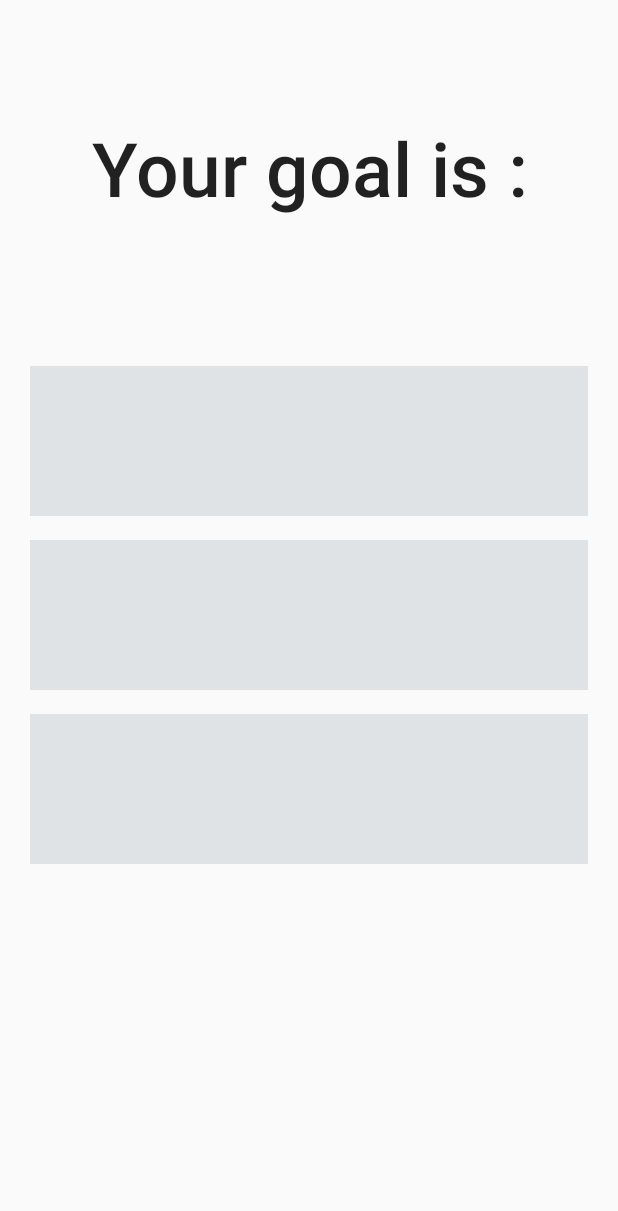
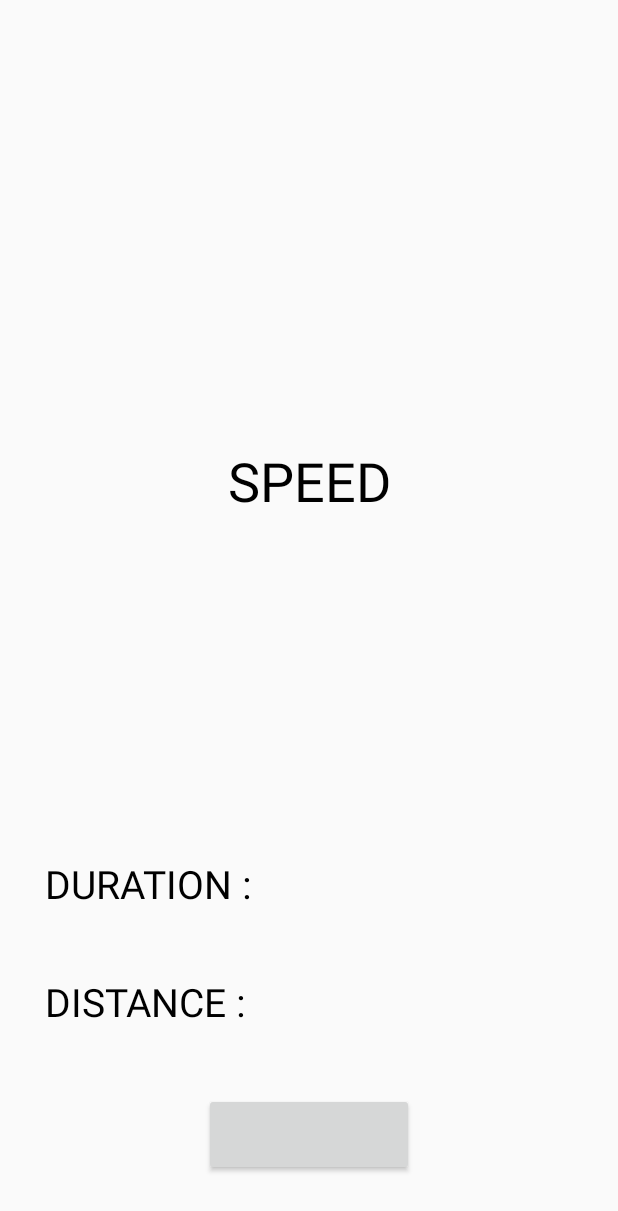
Before and after one commit to Georgeouss/FitMe, an Android app: the GoalFragment screen opened through its navigation route, after a tap on an icon or button, on a phone screen of 412 x 824 dp. Shown: the top 1211 px of the screen. Run offline under Robolectric (Android 15) with nearby library versions, the phone set to English and light mode, and no system bars; our stand-ins replace Dagger/Hilt's generated code, RxJava, data binding; libraries missing offline, so code that uses them is left out: com.github.debop.kodatimes, com.snakydesign.livedataextensions, permissions.dispatcher; 6 statements that could not run were skipped.

Commit message:
Add run workout
Track user location.
Display current speed and distance passed.

```diff
--- a/app/src/main/java/com/georgi/gymlad/data/Models.kt
+++ b/app/src/main/java/com/georgi/gymlad/data/Models.kt
@@ -4,3 +4,5 @@ import androidx.annotation.DrawableRes
 import androidx.annotation.StringRes
 
 data class Option(@DrawableRes val imageId: Int, @StringRes val textId: Int,val value:Any)
+
+data class RunData(val distance:Float,val speed:Float)
--- a/app/src/main/java/com/georgi/gymlad/data/UserRepository.kt
+++ b/app/src/main/java/com/georgi/gymlad/data/UserRepository.kt
@@ -2,6 +2,7 @@ package com.georgi.gymlad.data
 
 import android.content.SharedPreferences
 import com.georgi.gymlad.ActivityLevel
+import com.georgi.gymlad.Constants
 import com.georgi.gymlad.Constants.UserSharedPreferences.ACTIVITY_LEVEL
 import com.georgi.gymlad.Constants.UserSharedPreferences.GENDER
 import com.georgi.gymlad.Constants.UserSharedPreferences.GOAL
@@ -57,4 +58,16 @@ class UserRepository
         set(value) {
             sharedPreferences.edit().putString(GOAL, value.name).apply()
         }
+
+    var isOnboardingCompleted: Boolean
+        get() {
+            return sharedPreferences.getBoolean(
+                Constants.UserSharedPreferences.IS_ONBOARDING_COMPLETED,
+                false
+            )
+        }
+        set(value) {
+            sharedPreferences.edit()
+                .putBoolean(Constants.UserSharedPreferences.IS_ONBOARDING_COMPLETED, value).apply()
+        }
 }
--- a/app/src/main/java/com/georgi/gymlad/di/AppComponent.kt
+++ b/app/src/main/java/com/georgi/gymlad/di/AppComponent.kt
@@ -5,7 +5,7 @@ import com.georgi.gymlad.ui.SplashActivity
 import com.georgi.gymlad.ui.onboarding.ActivityLevelFragment
 import com.georgi.gymlad.ui.onboarding.GenderFragment
 import com.georgi.gymlad.ui.onboarding.GoalFragment
-import com.georgi.gymlad.ui.onboarding.OnboardingActivity
+import com.georgi.gymlad.ui.workouts.RunActivity
 import dagger.BindsInstance
 import dagger.Component
 import javax.inject.Singleton
@@ -30,4 +30,5 @@ interface AppComponent {
     fun inject(genderFragment: GenderFragment)
     fun inject(activityLevelFragment: ActivityLevelFragment)
     fun inject(goalFragment: GoalFragment)
+    fun inject(runActivity: RunActivity)
 }
--- a/app/src/main/java/com/georgi/gymlad/di/ViewModelModule.kt
+++ b/app/src/main/java/com/georgi/gymlad/di/ViewModelModule.kt
@@ -5,6 +5,7 @@ import com.georgi.gymlad.viewmodel.SplashViewModel
 import com.georgi.gymlad.viewmodel.onboarding.ActivityLevelViewModel
 import com.georgi.gymlad.viewmodel.onboarding.GenderViewModel
 import com.georgi.gymlad.viewmodel.onboarding.GoalViewModel
+import com.georgi.gymlad.viewmodel.workouts.RunViewModel
 import dagger.Binds
 import dagger.Module
 import dagger.multibindings.IntoMap
@@ -31,4 +32,9 @@ abstract class ViewModelModule {
     @IntoMap
     @ViewModelKey(GoalViewModel::class)
     internal abstract fun injectGoalViewModel(viewModel: GoalViewModel): ViewModel
+
+    @Binds
+    @IntoMap
+    @ViewModelKey(RunViewModel::class)
+    internal abstract fun injectRunViewModel(viewModel: RunViewModel): ViewModel
 }
--- a/app/src/main/java/com/georgi/gymlad/ui/onboarding/GoalFragment.kt
+++ b/app/src/main/java/com/georgi/gymlad/ui/onboarding/GoalFragment.kt
@@ -1,10 +1,13 @@
 package com.georgi.gymlad.ui.onboarding
 
+import android.content.Intent
 import android.os.Bundle
+import androidx.lifecycle.Observer
 import androidx.lifecycle.ViewModelProvider
 import com.georgi.gymlad.data.OnOnboardingOptionClick
 import com.georgi.gymlad.data.Option
 import com.georgi.gymlad.databinding.FragmentOnboardingOptionsBinding
+import com.georgi.gymlad.ui.workouts.RunActivity
 import com.georgi.gymlad.util.getComponent
 import com.georgi.gymlad.viewmodel.onboarding.GoalViewModel
 
@@ -26,5 +29,11 @@ class GoalFragment : OnboardingStepFragment<GoalViewModel>(), OnOnboardingOption
         savedInstanceState: Bundle?
     ) {
         initOptions(this)
+
+        viewModel.nextScreenEvent.observe(viewLifecycleOwner, Observer {
+            val intent = Intent(context, RunActivity::class.java)
+            intent.flags = Intent.FLAG_ACTIVITY_NEW_TASK or Intent.FLAG_ACTIVITY_CLEAR_TASK
+            startActivity(intent)
+        })
     }
 }
--- a/app/src/main/java/com/georgi/gymlad/ui/onboarding/OnboardingStepFragment.kt
+++ b/app/src/main/java/com/georgi/gymlad/ui/onboarding/OnboardingStepFragment.kt
@@ -9,6 +9,7 @@ import com.georgi.gymlad.data.OnOnboardingOptionClick
 import com.georgi.gymlad.databinding.FragmentOnboardingOptionsBinding
 import com.georgi.gymlad.di.ViewModelFactory
 import com.georgi.gymlad.ui.BaseFragment
+import com.georgi.gymlad.viewmodel.onboarding.OnboardingStepViewModel
 import javax.inject.Inject
 
 abstract class OnboardingStepFragment<VM : OnboardingStepViewModel> :
--- /dev/null
+++ b/app/src/main/java/com/georgi/gymlad/ui/workouts/RunActivity.kt
@@ -0,0 +1,52 @@
+package com.georgi.gymlad.ui.workouts
+
+import android.os.Bundle
+import androidx.appcompat.app.AppCompatActivity
+import androidx.databinding.DataBindingUtil
+import androidx.lifecycle.Observer
+import androidx.lifecycle.ViewModelProvider
+import com.georgi.gymlad.R
+import com.georgi.gymlad.databinding.ActivityRunBinding
+import com.georgi.gymlad.di.ViewModelFactory
+import com.georgi.gymlad.util.getComponent
+import com.georgi.gymlad.viewmodel.workouts.RunViewModel
+import permissions.dispatcher.NeedsPermission
+import permissions.dispatcher.RuntimePermissions
+import javax.inject.Inject
+
+@RuntimePermissions
+class RunActivity : AppCompatActivity() {
+
+    @Inject
+    internal lateinit var viewModelFactory: ViewModelFactory
+
+    private lateinit var viewModel: RunViewModel
+
+
+    override fun onCreate(savedInstanceState: Bundle?) {
+        application.getComponent().inject(this)
+        super.onCreate(savedInstanceState)
+        viewModel = ViewModelProvider(this, viewModelFactory)[RunViewModel::class.java]
+
+
+        val binding: ActivityRunBinding =
+            DataBindingUtil.setContentView(this, R.layout.activity_run)
+
+        binding.viewModel = viewModel
+        binding.lifecycleOwner = this
+
+        viewModel.startEvent.observe(this, Observer {
+            startWorkoutWithPermissionCheck()
+        })
+    }
+
+    @NeedsPermission(android.Manifest.permission.ACCESS_FINE_LOCATION)
+    fun startWorkout() {
+        viewModel.start()
+    }
+
+    override fun onRequestPermissionsResult(requestCode: Int, permissions: Array<out String>, grantResults: IntArray) {
+        super.onRequestPermissionsResult(requestCode, permissions, grantResults)
+        onRequestPermissionsResult(requestCode, grantResults)
+    }
+}
--- a/app/src/main/java/com/georgi/gymlad/viewmodel/onboarding/ActivityLevelViewModel.kt
+++ b/app/src/main/java/com/georgi/gymlad/viewmodel/onboarding/ActivityLevelViewModel.kt
@@ -1,12 +1,9 @@
 package com.georgi.gymlad.viewmodel.onboarding
 
-import android.util.Log
-import androidx.lifecycle.MutableLiveData
 import com.georgi.gymlad.ActivityLevel
 import com.georgi.gymlad.R
 import com.georgi.gymlad.data.Option
 import com.georgi.gymlad.data.UserRepository
-import com.georgi.gymlad.ui.onboarding.OnboardingStepViewModel
 import javax.inject.Inject
 
 class ActivityLevelViewModel
--- a/app/src/main/java/com/georgi/gymlad/viewmodel/onboarding/GenderViewModel.kt
+++ b/app/src/main/java/com/georgi/gymlad/viewmodel/onboarding/GenderViewModel.kt
@@ -4,7 +4,6 @@ import com.georgi.gymlad.Gender
 import com.georgi.gymlad.R
 import com.georgi.gymlad.data.Option
 import com.georgi.gymlad.data.UserRepository
-import com.georgi.gymlad.ui.onboarding.OnboardingStepViewModel
 import javax.inject.Inject
 
 class GenderViewModel
--- a/app/src/main/java/com/georgi/gymlad/viewmodel/onboarding/GoalViewModel.kt
+++ b/app/src/main/java/com/georgi/gymlad/viewmodel/onboarding/GoalViewModel.kt
@@ -4,7 +4,6 @@ import com.georgi.gymlad.Goal
 import com.georgi.gymlad.R
 import com.georgi.gymlad.data.Option
 import com.georgi.gymlad.data.UserRepository
-import com.georgi.gymlad.ui.onboarding.OnboardingStepViewModel
 import javax.inject.Inject
 
 class GoalViewModel
@@ -26,6 +25,7 @@ class GoalViewModel
 
     override fun onOptionCLick(item: Any) {
         userRepository.goal = item as? Goal ?: Goal.MAINTAIN_WEIGHT
+        userRepository.isOnboardingCompleted = true
         nextScreenEvent.call()
     }
 }
--- a/app/src/main/java/com/georgi/gymlad/ui/onboarding/OnboardingStepViewModel.kt
+++ b/app/src/main/java/com/georgi/gymlad/viewmodel/onboarding/OnboardingStepViewModel.kt
@@ -1,4 +1,4 @@
-package com.georgi.gymlad.ui.onboarding
+package com.georgi.gymlad.viewmodel.onboarding
 
 import androidx.lifecycle.ViewModel
 import com.georgi.gymlad.data.Option
--- /dev/null
+++ b/app/src/main/java/com/georgi/gymlad/viewmodel/workouts/RunViewModel.kt
@@ -0,0 +1,92 @@
+package com.georgi.gymlad.viewmodel.workouts
+
+import androidx.lifecycle.MutableLiveData
+import androidx.lifecycle.ViewModel
+import com.georgi.gymlad.R
+import com.georgi.gymlad.data.SingleLiveEvent
+import com.georgi.gymlad.util.RxRunTracker
+import com.github.debop.kodatimes.secondDuration
+import com.snakydesign.livedataextensions.map
+import io.reactivex.Flowable
+import io.reactivex.android.schedulers.AndroidSchedulers
+import io.reactivex.disposables.CompositeDisposable
+import io.reactivex.rxkotlin.addTo
+import io.reactivex.schedulers.Schedulers
+import org.joda.time.Period
+import org.joda.time.format.PeriodFormatterBuilder
+import java.util.concurrent.TimeUnit
+import javax.inject.Inject
+import kotlin.math.roundToInt
+
+class RunViewModel
+@Inject constructor(private val rxRunTracker: RxRunTracker) : ViewModel() {
+    companion object {
+        const val START_TIME = 0L
+        const val END_TIME = Long.MAX_VALUE
+        const val INITIAL_DELAY = 0L
+        const val PERIOD = 1L
+    }
+
+    private val isStarted = MutableLiveData(false)
+    private val distanceValue = MutableLiveData(0f)
+    private val compositeDisposable = CompositeDisposable()
+
+    val startEvent = SingleLiveEvent<Unit>()
+    val speed = MutableLiveData("-")
+    val timePassed = MutableLiveData("-")
+
+    val distance = distanceValue.map {
+        "${it.roundToInt()} m"
+    }
+
+    val buttonText = isStarted.map {
+        if (it) R.string.end_button_label else R.string.start_button_label
+    }
+
+    fun onButtonClick() {
+        if (isStarted.value == true) {
+            finish()
+        } else {
+            startEvent.call()
+        }
+        isStarted.value?.let {
+            isStarted.value = !it
+        }
+    }
+
+    fun start() {
+        Flowable.intervalRange(START_TIME, END_TIME, INITIAL_DELAY, PERIOD, TimeUnit.SECONDS)
+            .observeOn(AndroidSchedulers.mainThread())
+            .subscribeOn(Schedulers.io())
+            .subscribe {
+                timePassed.value = formatDuration(it.secondDuration().toPeriod())
+            }
+            .addTo(compositeDisposable)
+        rxRunTracker.observe().subscribe { runData ->
+            distanceValue.value = distanceValue.value?.plus(runData.distance)
+            speed.value = formatSpeed(runData.speed)
+
+        }.addTo(compositeDisposable)
+    }
+
+    private fun formatDuration(period: Period): String {
+        val formatter = PeriodFormatterBuilder()
+            .minimumPrintedDigits(2)
+            .appendHours()
+            .appendSuffix(":")
+            .minimumPrintedDigits(2)
+            .printZeroAlways()
+            .appendMinutes()
+            .appendSuffix(":")
+            .minimumPrintedDigits(2)
+            .appendSeconds()
+            .toFormatter()
+        return formatter.print(period.normalizedStandard())
+    }
+
+    private fun formatSpeed(speed: Float) = "${speed.roundToInt()} m/s"
+
+    private fun finish() {
+        compositeDisposable.dispose()
+    }
+}
--- /dev/null
+++ b/app/src/main/res/layout/activity_run.xml
@@ -0,0 +1,109 @@
+<?xml version="1.0" encoding="utf-8"?>
+
+<layout xmlns:android="http://schemas.android.com/apk/res/android"
+    xmlns:app="http://schemas.android.com/apk/res-auto"
+    xmlns:tools="http://schemas.android.com/tools">
+
+    <data>
+
+        <variable
+            name="viewModel"
+            type="com.georgi.gymlad.viewmodel.workouts.RunViewModel" />
+
+    </data>
+
+    <androidx.constraintlayout.widget.ConstraintLayout
+        android:layout_width="match_parent"
+        android:layout_height="match_parent"
+        tools:context=".MainActivity">
+
+        <TextView
+            android:id="@+id/txv_speed_label"
+            android:layout_width="wrap_content"
+            android:layout_height="wrap_content"
+            android:layout_marginBottom="30dp"
+            android:text="@string/speed_label"
+            android:textAllCaps="true"
+            android:textColor="@android:color/black"
+            android:textSize="36sp"
+            app:layout_constraintBottom_toTopOf="@id/txv_speed"
+            app:layout_constraintLeft_toLeftOf="parent"
+            app:layout_constraintRight_toRightOf="parent" />
+
+        <TextView
+            android:id="@+id/txv_speed"
+            android:layout_width="wrap_content"
+            android:layout_height="wrap_content"
+            android:text="@{viewModel.speed}"
+            android:textSize="56sp"
+            android:textStyle="bold"
+            app:layout_constraintBottom_toBottomOf="parent"
+            app:layout_constraintLeft_toLeftOf="parent"
+            app:layout_constraintRight_toRightOf="parent"
+            app:layout_constraintTop_toTopOf="parent" />
+
+        <TextView
+            android:id="@+id/txv_distance_label"
+            android:layout_width="wrap_content"
+            android:layout_height="wrap_content"
+            android:layout_marginStart="30dp"
+            android:text="@string/distance_label"
+            android:textAllCaps="true"
+            android:textColor="@android:color/black"
+            android:textSize="26sp"
+            app:layout_constraintBottom_toTopOf="@id/btn_start"
+            app:layout_constraintStart_toStartOf="parent"
+            app:layout_constraintTop_toBottomOf="@id/txv_duration_label_label" />
+
+        <TextView
+            android:id="@+id/txv_distance"
+            android:layout_width="wrap_content"
+            android:layout_height="wrap_content"
+            android:text="@{viewModel.distance}"
+            android:textSize="36sp"
+            android:textStyle="bold"
+            app:layout_constraintBottom_toBottomOf="@id/txv_distance_label"
+            app:layout_constraintLeft_toRightOf="@id/txv_distance_label"
+            app:layout_constraintRight_toRightOf="parent"
+            app:layout_constraintTop_toTopOf="@id/txv_distance_label" />
+
+        <TextView
+            android:id="@+id/txv_duration_label_label"
+            android:layout_width="wrap_content"
+            android:layout_height="wrap_content"
+            android:layout_marginStart="30dp"
+            android:text="@string/duration_label"
+            android:textAllCaps="true"
+            android:textColor="@android:color/black"
+            android:textSize="26sp"
+            app:layout_constraintBottom_toTopOf="@id/btn_start"
+            app:layout_constraintStart_toStartOf="parent"
+            app:layout_constraintTop_toBottomOf="@id/txv_speed" />
+
+
+        <TextView
+            android:id="@+id/txv_duration_label"
+            android:layout_width="wrap_content"
+            android:layout_height="wrap_content"
+            android:text="@{viewModel.timePassed}"
+            android:textSize="46sp"
+            android:textStyle="bold"
+            app:layout_constraintBottom_toBottomOf="@id/txv_duration_label_label"
+            app:layout_constraintLeft_toRightOf="@id/txv_duration_label_label"
+            app:layout_constraintRight_toRightOf="parent"
+            app:layout_constraintTop_toTopOf="@id/txv_duration_label_label" />
+
+        <Button
+            android:id="@+id/btn_start"
+            android:layout_width="140dp"
+            android:layout_height="wrap_content"
+            android:layout_marginBottom="40dp"
+            android:onClick="@{() -> viewModel.onButtonClick()}"
+            android:text="@{viewModel.buttonText}"
+            android:textSize="26sp"
+            app:layout_constraintBottom_toBottomOf="parent"
+            app:layout_constraintEnd_toEndOf="parent"
+            app:layout_constraintStart_toStartOf="parent" />
+
+    </androidx.constraintlayout.widget.ConstraintLayout>
+</layout>
--- a/app/src/main/res/layout/fragment_onboarding_options.xml
+++ b/app/src/main/res/layout/fragment_onboarding_options.xml
@@ -6,7 +6,7 @@
 
         <variable
             name="viewModel"
-            type="com.georgi.gymlad.ui.onboarding.OnboardingStepViewModel" />
+            type="com.georgi.gymlad.viewmodel.onboarding.OnboardingStepViewModel" />
     </data>
 
     <androidx.constraintlayout.widget.ConstraintLayout xmlns:android="http://schemas.android.com/apk/res/android"
--- a/app/src/main/res/values/strings.xml
+++ b/app/src/main/res/values/strings.xml
@@ -16,4 +16,11 @@
     <string name="goal_gain_weight">Gain weight</string>
     <string name="goal_maintain_weight">Maintain weight</string>
 
+    <!--    Run Workout-->
+    <string name="distance_label">DISTANCE :</string>
+    <string name="duration_label">DURATION :</string>
+    <string name="speed_label">SPEED</string>
+    <string name="start_button_label">START</string>
+    <string name="end_button_label">FINISH</string>
+
 </resources>
```
Also changed, not shown: app/build.gradle (+20 -0 lines), app/src/main/AndroidManifest.xml (+3 -6 lines), app/src/main/java/com/georgi/gymlad/ui/SplashActivity.kt (+7 -0 lines), app/src/main/java/com/georgi/gymlad/util/RxRunTracker.kt (added, +74 -0 lines), app/src/main/java/com/georgi/gymlad/viewmodel/SplashViewModel.kt (+8 -1 lines).
